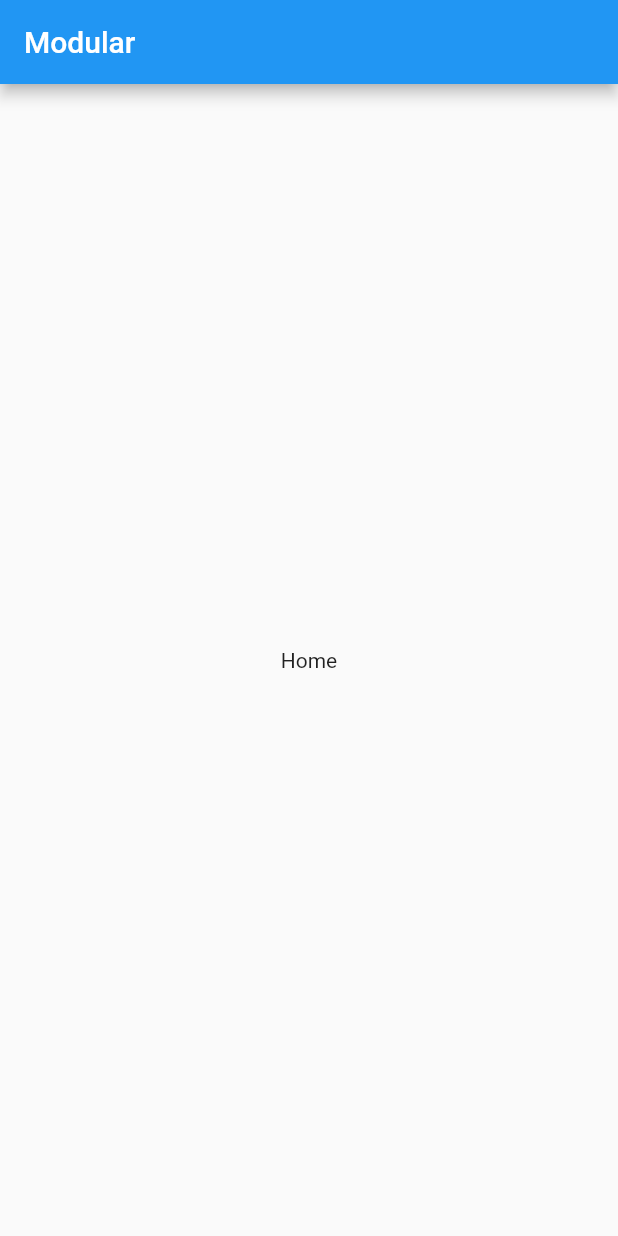
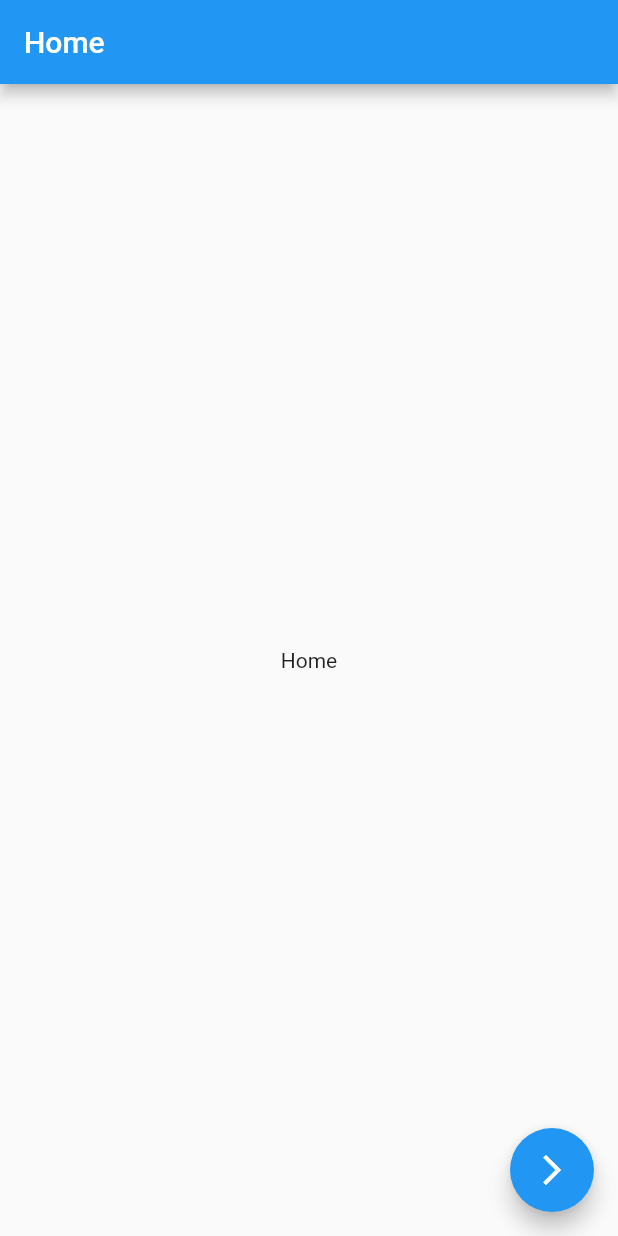
Before and after one commit to matheusresende7/modular, a Flutter app: the screen it shows after launch, on a phone screen of 412 x 824 dp. Run offline on Flutter 3.47's test engine with Material 2 defaults, Android fonts, the phone set to English and light mode, and no system bars; our stand-ins replace get.

Commit message:
feat: add routes

```diff
--- a/lib/src/app/app_routes.dart
+++ b/lib/src/app/app_routes.dart
@@ -1,3 +1,4 @@
+import 'package:flutter/material.dart';
 import 'package:get/get_navigation/src/routes/get_route.dart';
 import 'package:get/get_navigation/src/routes/transitions_type.dart';
 import 'package:modular/src/modules/home/views/home.dart';
@@ -5,22 +6,18 @@ import 'package:modular/src/modules/settings/views/settings.dart';
 
 class AppRoutes {
 
-  static String get initialRoute => '/';
+  static const String initialRoute = '/';
 
-  static List<GetPage> get pages => [
+  static List<GetPage> pages = [
 
-    GetPage(
+    getPageRightToLeft(
       name: '/',
       page: () => Home(),
-      transition: Transition.rightToLeft,
-      transitionDuration: Duration(milliseconds: 700),
     ),
 
-    GetPage(
+    getPageDownToUp(
       name: '/Settings',
       page: () => Settings(),
-      transition: Transition.rightToLeft,
-      transitionDuration: Duration(milliseconds: 700),
     ),
 
     /*GetPage(name: SplashPage.routeName, page: () => SplashPage()),
@@ -34,12 +31,38 @@ class AppRoutes {
     ),
     GetPage(
         name: ForgotPasswordPage.ROUTE_NAME,
-        page: () => ForgotPasswordPage()),
+        page: () => ForgotPasswordPage()
+    ),
     GetPage(
         name: LoginPage.ROUTE_NAME,
         page: () => LoginPage(),
-        binding: LoginBinding()),*/
+        binding: LoginBinding()
+    ),*/
 
   ];
 
 }
+
+GetPage getPageRightToLeft ({
+  String name,
+  Widget Function() page,
+}) {
+  return GetPage(
+    name: name,
+    page: page,
+    transition: Transition.rightToLeft,
+    transitionDuration: Duration(milliseconds: 700),
+  );
+}
+
+GetPage getPageDownToUp ({
+  String name,
+  Widget Function() page,
+}) {
+  return GetPage(
+    name: name,
+    page: page,
+    transition: Transition.downToUp,
+    transitionDuration: Duration(milliseconds: 700),
+  );
+}
--- a/lib/src/app/app_widget.dart
+++ b/lib/src/app/app_widget.dart
@@ -1,20 +1,6 @@
 import 'package:flutter/material.dart';
 import 'package:get/get.dart';
-
 import 'app_routes.dart';
-
-/*class AppWidget extends StatelessWidget {
-  @override
-  Widget build(BuildContext context) {
-    return MaterialApp(
-      title: 'Modular',
-      theme: ThemeData.dark(),
-      initialRoute: '/',
-      navigatorKey: Modular.navigatorKey,
-      onGenerateRoute: Modular.generateRoute,
-    );
-  }
-}*/
 
 class AppWidget extends StatelessWidget {
   @override
--- a/lib/src/modules/home/views/home.dart
+++ b/lib/src/modules/home/views/home.dart
@@ -1,4 +1,5 @@
 import 'package:flutter/material.dart';
+import 'package:get/get.dart';
 
 class Home extends StatelessWidget {
   @override
@@ -6,9 +7,14 @@ class Home extends StatelessWidget {
 
     return Scaffold(
 
-      appBar: AppBar(title: Text('Modular'),),
+      appBar: AppBar(title: Text('Home'),),
 
       body: Center(child: Text('Home'),),
+
+      floatingActionButton: FloatingActionButton(
+        child: Icon(Icons.arrow_forward_ios),
+        onPressed: () {Get.toNamed('/Settings');},
+      ),
 
     );
 
--- a/lib/src/modules/settings/views/settings.dart
+++ b/lib/src/modules/settings/views/settings.dart
@@ -6,7 +6,7 @@ class Settings extends StatelessWidget {
 
     return Scaffold(
 
-      appBar: AppBar(title: Text('Modular'),),
+      appBar: AppBar(title: Text('Settings'),),
 
       body: Center(child: Text('Settings'),),
 
--- a/pubspec.yaml
+++ b/pubspec.yaml
@@ -29,7 +29,6 @@ dependencies:
   # Use with the CupertinoIcons class for iOS style icons.
   cupertino_icons:
   get:
-  #flutter_modular:
 
 dev_dependencies:
   flutter_test:
```
Also changed, not shown: pubspec.lock.
